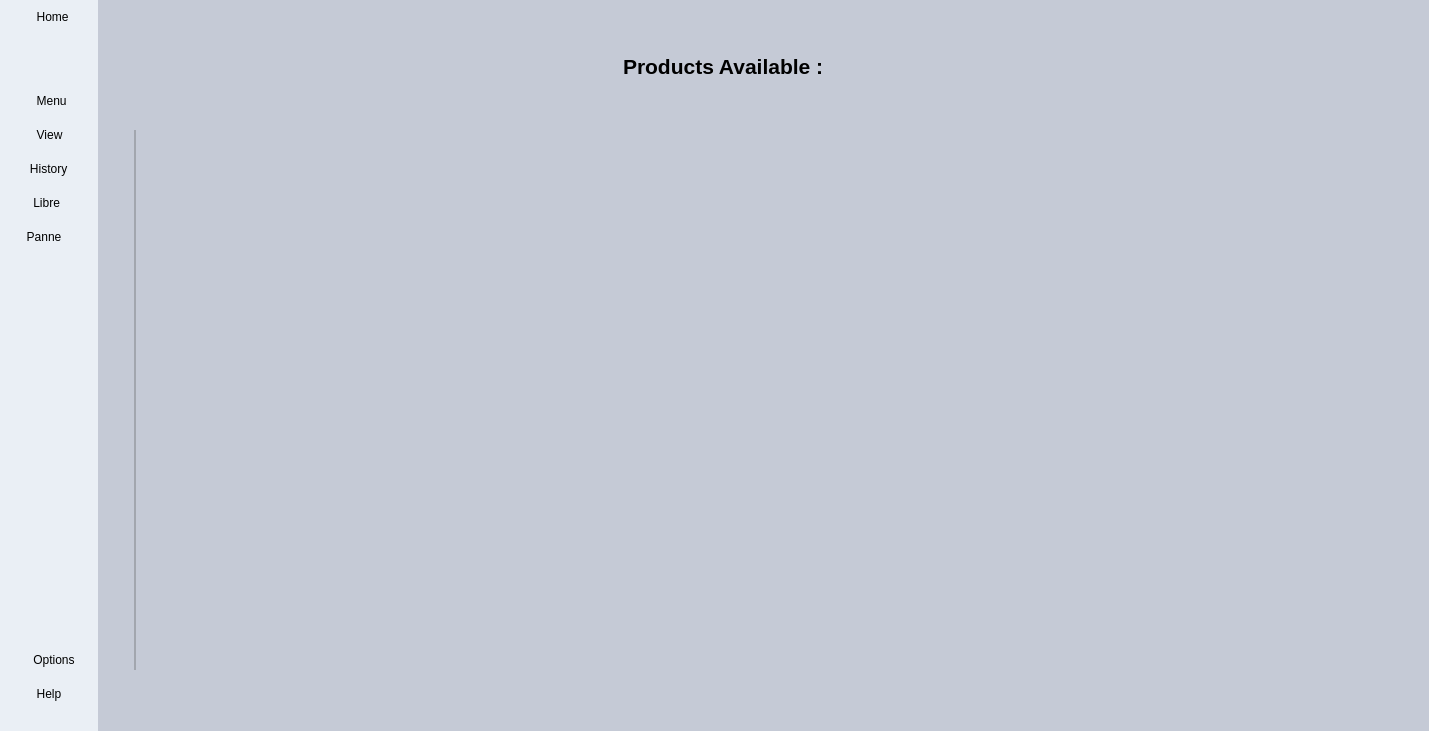
The window that forms/mainapp.ui (h471x/SQLite_Inventory_Management) describes before a commit, drawn with Qt 5.
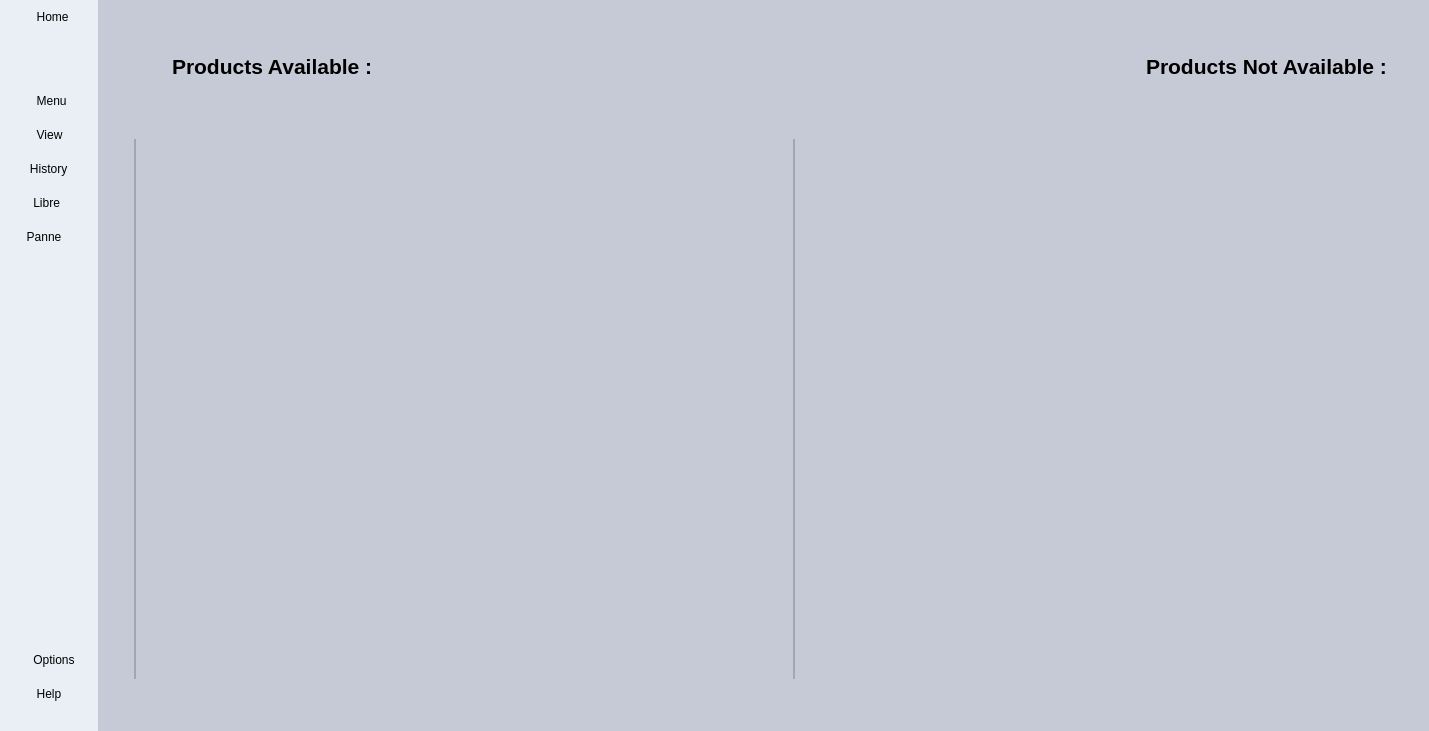
The same window after the commit. The open tabs and pages were chosen to show the change. Icons and pictures are not drawn.

Commit message: Split Available Page

What changed in the file:
```diff
--- a/forms/mainapp.ui
+++ b/forms/mainapp.ui
@@ -66,7 +66,7 @@
 #Content QTreeView::item:Alternate{background-color: #a2a6ae;}
 #Content QTreeView::item:Hover{background-color: #d4d8e2;}
 
-#title, #title_2, #availableTitle, #userTitle, #adminTitle, #creationTitle{
+#title, #title_2, #availableTitle,#availableTitle_2, #userTitle, #adminTitle, #creationTitle{
 	font-size: 16pt;
 	font-weight: bold;
 }
@@ -2134,19 +2134,26 @@
                 <property name="frameShadow">
                  <enum>QFrame::Raised</enum>
                 </property>
-                <layout class="QHBoxLayout" name="horizontalLayout_10">
+                <layout class="QHBoxLayout" name="horizontalLayout_9">
                  <item>
-                  <spacer name="horizontalSpacer_7">
-                   <property name="orientation">
-                    <enum>Qt::Horizontal</enum>
+                  <widget class="QPushButton" name="LendBtn">
+                   <property name="focusPolicy">
+                    <enum>Qt::NoFocus</enum>
                    </property>
-                   <property name="sizeHint" stdset="0">
+                   <property name="text">
+                    <string/>
+                   </property>
+                   <property name="icon">
+                    <iconset resource="../resources/resources.qrc">
+                     <normaloff>:/icons/icons/black/add.png</normaloff>:/icons/icons/black/add.png</iconset>
+                   </property>
+                   <property name="iconSize">
                     <size>
-                     <width>310</width>
-                     <height>20</height>
+                     <width>45</width>
+                     <height>45</height>
                     </size>
                    </property>
-                  </spacer>
+                  </widget>
                  </item>
                  <item>
                   <widget class="QLabel" name="availableTitle">
@@ -2156,38 +2163,18 @@
                   </widget>
                  </item>
                  <item>
-                  <spacer name="horizontalSpacer_8">
+                  <spacer name="horizontalSpacer_23">
                    <property name="orientation">
                     <enum>Qt::Horizontal</enum>
                    </property>
                    <property name="sizeHint" stdset="0">
                     <size>
-                     <width>309</width>
+                     <width>276</width>
                      <height>20</height>
                     </size>
                    </property>
                   </spacer>
                  </item>
-                 <item>
-                  <widget class="QPushButton" name="LendBtn">
-                   <property name="focusPolicy">
-                    <enum>Qt::NoFocus</enum>
-                   </property>
-                   <property name="text">
-                    <string/>
-                   </property>
-                   <property name="icon">
-                    <iconset resource="../resources/resources.qrc">
-                     <normaloff>:/icons/icons/black/add.png</normaloff>:/icons/icons/black/add.png</iconset>
-                   </property>
-                   <property name="iconSize">
-                    <size>
-                     <width>45</width>
-                     <height>45</height>
-                    </size>
-                   </property>
-                  </widget>
-                 </item>
                  <item>
                   <widget class="QPushButton" name="ReturnBtn">
                    <property name="focusPolicy">
@@ -2208,6 +2195,13 @@
                    </property>
                   </widget>
                  </item>
+                 <item>
+                  <widget class="QLabel" name="availableTitle_2">
+                   <property name="text">
+                    <string>Products Not Available : </string>
+                   </property>
+                  </widget>
+                 </item>
                 </layout>
                </widget>
               </item>
@@ -2219,6 +2213,27 @@
                 <property name="frameShadow">
                  <enum>QFrame::Raised</enum>
                 </property>
+                <layout class="QHBoxLayout" name="horizontalLayout_10" stretch="100,0,100">
+                 <property name="spacing">
+                  <number>0</number>
+                 </property>
+                 <property name="leftMargin">
+                  <number>0</number>
+                 </property>
+                 <property name="rightMargin">
+                  <number>0</number>
+                 </property>
+                 <property name="bottomMargin">
+                  <number>0</number>
+                 </property>
+                 <item>
+                  <widget class="QFrame" name="frame_22">
+                   <property name="frameShape">
+                    <enum>QFrame::StyledPanel</enum>
+                   </property>
+                   <property name="frameShadow">
+                    <enum>QFrame::Raised</enum>
+                   </property>
                 <layout class="QHBoxLayout" name="horizontalLayout_11">
                  <item>
                   <widget class="QTableWidget" name="availableWidget">
@@ -2375,6 +2390,191 @@
                      <string/>
                     </property>
                    </row>
+                     </widget>
+                    </item>
+                   </layout>
+                  </widget>
+                 </item>
+                 <item>
+                  <spacer name="horizontalSpacer_7">
+                   <property name="orientation">
+                    <enum>Qt::Horizontal</enum>
+                   </property>
+                   <property name="sizeHint" stdset="0">
+                    <size>
+                     <width>40</width>
+                     <height>20</height>
+                    </size>
+                   </property>
+                  </spacer>
+                 </item>
+                 <item>
+                  <widget class="QFrame" name="frame_24">
+                   <property name="frameShape">
+                    <enum>QFrame::StyledPanel</enum>
+                   </property>
+                   <property name="frameShadow">
+                    <enum>QFrame::Raised</enum>
+                   </property>
+                   <layout class="QHBoxLayout" name="horizontalLayout_21">
+                    <item>
+                     <widget class="QTableWidget" name="NotavailableWidget">
+                      <property name="focusPolicy">
+                       <enum>Qt::NoFocus</enum>
+                      </property>
+                      <property name="lineWidth">
+                       <number>2</number>
+                      </property>
+                      <property name="sizeAdjustPolicy">
+                       <enum>QAbstractScrollArea::AdjustToContents</enum>
+                      </property>
+                      <property name="autoScroll">
+                       <bool>false</bool>
+                      </property>
+                      <property name="editTriggers">
+                       <set>QAbstractItemView::NoEditTriggers</set>
+                      </property>
+                      <property name="tabKeyNavigation">
+                       <bool>false</bool>
+                      </property>
+                      <property name="alternatingRowColors">
+                       <bool>true</bool>
+                      </property>
+                      <property name="selectionMode">
+                       <enum>QAbstractItemView::ExtendedSelection</enum>
+                      </property>
+                      <property name="selectionBehavior">
+                       <enum>QAbstractItemView::SelectItems</enum>
+                      </property>
+                      <property name="verticalScrollMode">
+                       <enum>QAbstractItemView::ScrollPerPixel</enum>
+                      </property>
+                      <property name="horizontalScrollMode">
+                       <enum>QAbstractItemView::ScrollPerPixel</enum>
+                      </property>
+                      <property name="showGrid">
+                       <bool>true</bool>
+                      </property>
+                      <property name="gridStyle">
+                       <enum>Qt::SolidLine</enum>
+                      </property>
+                      <property name="columnCount">
+                       <number>0</number>
+                      </property>
+                      <attribute name="horizontalHeaderMinimumSectionSize">
+                       <number>50</number>
+                      </attribute>
+                      <attribute name="horizontalHeaderDefaultSectionSize">
+                       <number>50</number>
+                      </attribute>
+                      <attribute name="horizontalHeaderShowSortIndicator" stdset="0">
+                       <bool>true</bool>
+                      </attribute>
+                      <attribute name="horizontalHeaderStretchLastSection">
+                       <bool>false</bool>
+                      </attribute>
+                      <attribute name="verticalHeaderMinimumSectionSize">
+                       <number>30</number>
+                      </attribute>
+                      <attribute name="verticalHeaderStretchLastSection">
+                       <bool>false</bool>
+                      </attribute>
+                      <row>
+                       <property name="text">
+                        <string/>
+                       </property>
+                       <property name="textAlignment">
+                        <set>AlignCenter</set>
+                       </property>
+                      </row>
+                      <row>
+                       <property name="text">
+                        <string/>
+                       </property>
+                      </row>
+                      <row>
+                       <property name="text">
+                        <string/>
+                       </property>
+                      </row>
+                      <row>
+                       <property name="text">
+                        <string/>
+                       </property>
+                      </row>
+                      <row>
+                       <property name="text">
+                        <string/>
+                       </property>
+                      </row>
+                      <row>
+                       <property name="text">
+                        <string/>
+                       </property>
+                      </row>
+                      <row>
+                       <property name="text">
+                        <string/>
+                       </property>
+                      </row>
+                      <row>
+                       <property name="text">
+                        <string/>
+                       </property>
+                      </row>
+                      <row>
+                       <property name="text">
+                        <string/>
+                       </property>
+                      </row>
+                      <row>
+                       <property name="text">
+                        <string/>
+                       </property>
+                      </row>
+                      <row>
+                       <property name="text">
+                        <string/>
+                       </property>
+                      </row>
+                      <row>
+                       <property name="text">
+                        <string/>
+                       </property>
+                      </row>
+                      <row>
+                       <property name="text">
+                        <string/>
+                       </property>
+                      </row>
+                      <row>
+                       <property name="text">
+                        <string/>
+                       </property>
+                      </row>
+                      <row>
+                       <property name="text">
+                        <string/>
+                       </property>
+                      </row>
+                      <row>
+                       <property name="text">
+                        <string/>
+                       </property>
+                      </row>
+                      <row>
+                       <property name="text">
+                        <string/>
+                       </property>
+                      </row>
+                      <row>
+                       <property name="text">
+                        <string/>
+                       </property>
+                      </row>
+                     </widget>
+                    </item>
+                   </layout>
                   </widget>
                  </item>
                 </layout>
```
Left out of the diff: 2 changed lines with no effect on the pictures. Lines whose indentation alone changed are shown as unchanged.
